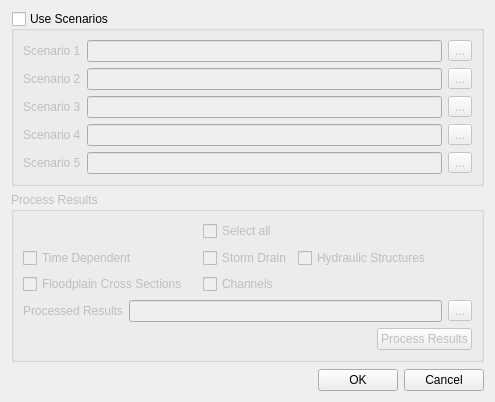
The window that flo2d/ui/project_review_scenarios.ui (FLO-2DSoftware/qgis-flo-2d-plugin) describes before a commit, drawn with Qt 5.
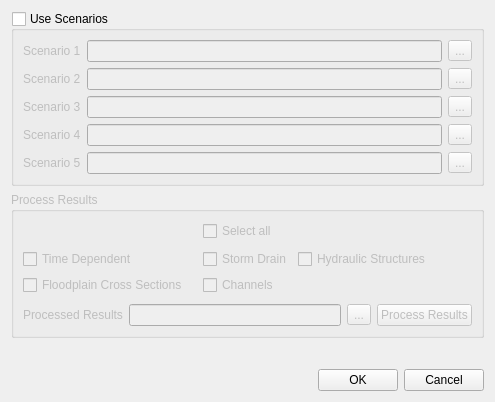
The same window after the commit.

Commit message: Add processing for hydraulic structures and update UI components

```diff
--- a/flo2d/ui/project_review_scenarios.ui
+++ b/flo2d/ui/project_review_scenarios.ui
@@ -138,47 +138,13 @@
      <layout class="QGridLayout" name="gridLayout_3">
       <item row="2" column="0" colspan="2">
        <layout class="QGridLayout" name="gridLayout_4">
-        <item row="2" column="1">
+        <item row="2" column="1" rowspan="2">
          <widget class="QPushButton" name="process_results_btn">
           <property name="text">
            <string>Process Results</string>
           </property>
          </widget>
         </item>
-        <item row="1" column="0" colspan="2">
-         <layout class="QHBoxLayout" name="horizontalLayout">
-          <item>
-           <widget class="QLabel" name="label_6">
-            <property name="text">
-             <string>Processed Results</string>
-            </property>
-           </widget>
-          </item>
-          <item>
-           <widget class="QLineEdit" name="processed_results_le"/>
-          </item>
-          <item>
-           <widget class="QToolButton" name="save_processed_results_file_btn">
-            <property name="text">
-             <string>...</string>
-            </property>
-           </widget>
-          </item>
-         </layout>
-        </item>
-        <item row="2" column="0">
-         <spacer name="horizontalSpacer_2">
-          <property name="orientation">
-           <enum>Qt::Horizontal</enum>
-          </property>
-          <property name="sizeHint" stdset="0">
-           <size>
-            <width>40</width>
-            <height>20</height>
-           </size>
-          </property>
-         </spacer>
-        </item>
         <item row="0" column="0" colspan="2">
          <layout class="QGridLayout" name="gridLayout_5">
           <item row="2" column="2">
@@ -270,13 +236,47 @@
             <property name="sizeHint" stdset="0">
              <size>
               <width>20</width>
-              <height>40</height>
+              <height>10</height>
              </size>
             </property>
            </spacer>
           </item>
          </layout>
         </item>
+        <item row="2" column="0" rowspan="2">
+         <layout class="QHBoxLayout" name="horizontalLayout">
+          <item>
+           <widget class="QLabel" name="label_6">
+            <property name="text">
+             <string>Processed Results</string>
+            </property>
+           </widget>
+          </item>
+          <item>
+           <widget class="QLineEdit" name="processed_results_le"/>
+          </item>
+          <item>
+           <widget class="QToolButton" name="save_processed_results_file_btn">
+            <property name="text">
+             <string>...</string>
+            </property>
+           </widget>
+          </item>
+         </layout>
+        </item>
+        <item row="1" column="0" colspan="2">
+         <spacer name="verticalSpacer_3">
+          <property name="orientation">
+           <enum>Qt::Vertical</enum>
+          </property>
+          <property name="sizeHint" stdset="0">
+           <size>
+            <width>20</width>
+            <height>10</height>
+           </size>
+          </property>
+         </spacer>
+        </item>
        </layout>
       </item>
      </layout>
```
Left out of the diff: 2 changed lines with no effect on the pictures. The commit also changes 4 other files.
